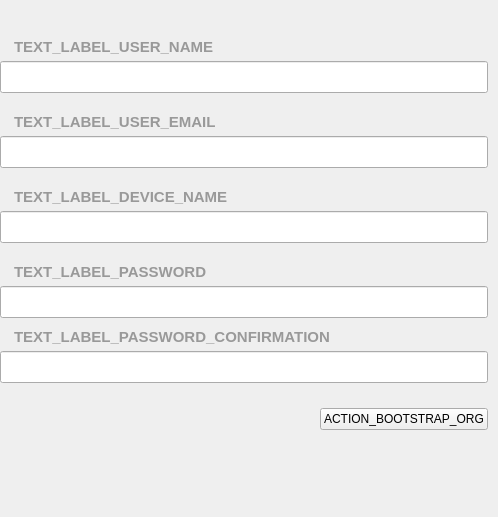
Above: parsec/core/gui/forms/bootstrap_organization_widget.ui from Scille/parsec-cloud before the change. Below: the same form after it.
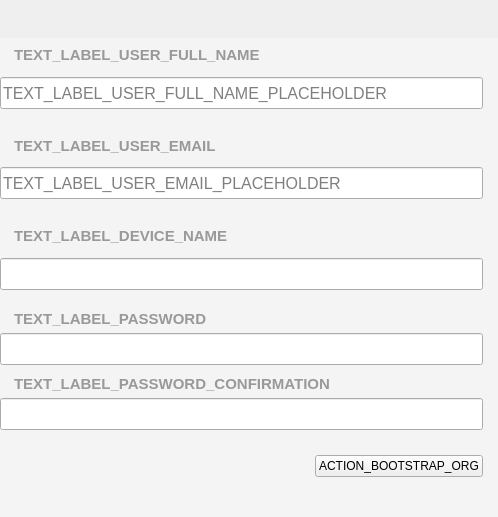
That is the form after the change.

Commit message: [GUI] Updated organization bootstrap and English translations

The edit to the form file:
```diff
--- a/parsec/core/gui/forms/bootstrap_organization_widget.ui
+++ b/parsec/core/gui/forms/bootstrap_organization_widget.ui
@@ -20,12 +20,12 @@
 }
 
 #scrollArea, #scrollAreaWidgetContents {
-	background: none;
+	background-color: #F4F4F4;
 }</string>
   </property>
   <layout class="QVBoxLayout" name="verticalLayout_4">
    <property name="spacing">
-    <number>0</number>
+    <number>20</number>
    </property>
    <property name="leftMargin">
     <number>0</number>
@@ -92,7 +92,7 @@
         <x>0</x>
         <y>0</y>
         <width>498</width>
-        <height>478</height>
+        <height>458</height>
        </rect>
       </property>
       <layout class="QVBoxLayout" name="verticalLayout_8">
@@ -103,10 +103,10 @@
         <number>0</number>
        </property>
        <property name="topMargin">
-        <number>20</number>
+        <number>0</number>
        </property>
        <property name="rightMargin">
-        <number>10</number>
+        <number>15</number>
        </property>
        <property name="bottomMargin">
         <number>0</number>
@@ -144,7 +144,7 @@
                </font>
               </property>
               <property name="text">
-               <string>TEXT_LABEL_USER_NAME</string>
+               <string>TEXT_LABEL_USER_FULL_NAME</string>
               </property>
               <property name="alignment">
                <set>Qt::AlignLeading|Qt::AlignLeft|Qt::AlignVCenter</set>
@@ -165,7 +165,7 @@
                </font>
               </property>
               <property name="placeholderText">
-               <string/>
+               <string>TEXT_LABEL_USER_FULL_NAME_PLACEHOLDER</string>
               </property>
              </widget>
             </item>
@@ -198,6 +198,14 @@
                 <height>32</height>
                </size>
               </property>
+              <property name="font">
+               <font>
+                <pointsize>12</pointsize>
+               </font>
+              </property>
+              <property name="placeholderText">
+               <string>TEXT_LABEL_USER_EMAIL_PLACEHOLDER</string>
+              </property>
              </widget>
             </item>
            </layout>
@@ -414,6 +422,9 @@
             <property name="orientation">
              <enum>Qt::Vertical</enum>
             </property>
+            <property name="sizeType">
+             <enum>QSizePolicy::Preferred</enum>
+            </property>
             <property name="sizeHint" stdset="0">
              <size>
               <width>20</width>
```
The commit also changes 10 other files.
